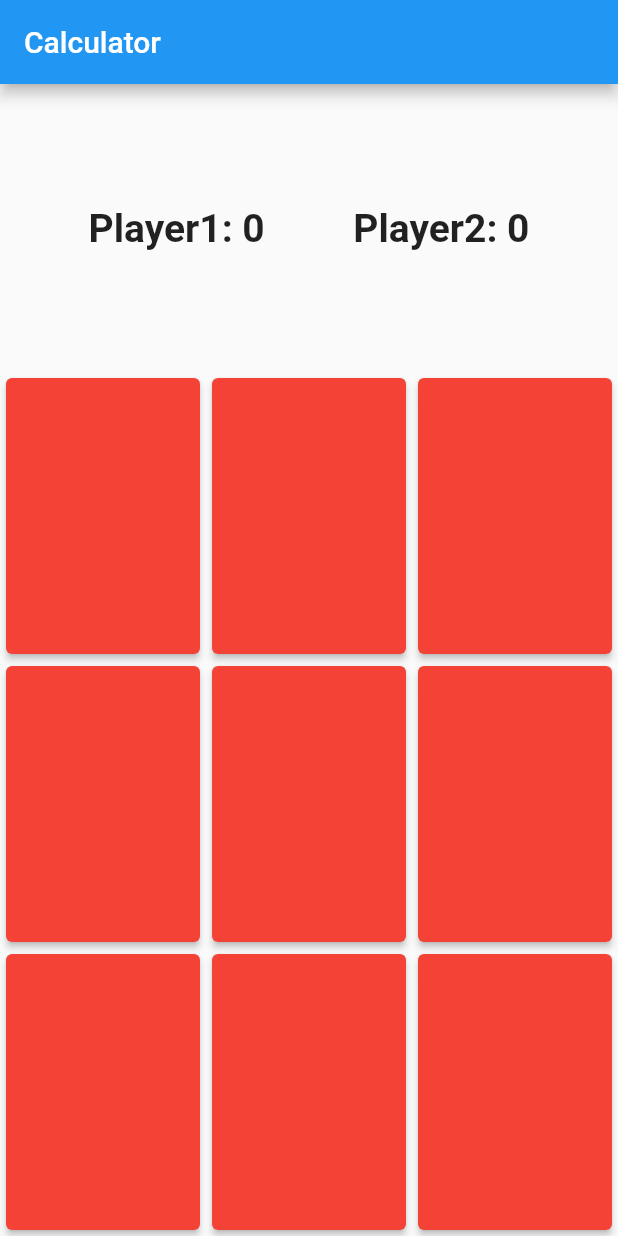
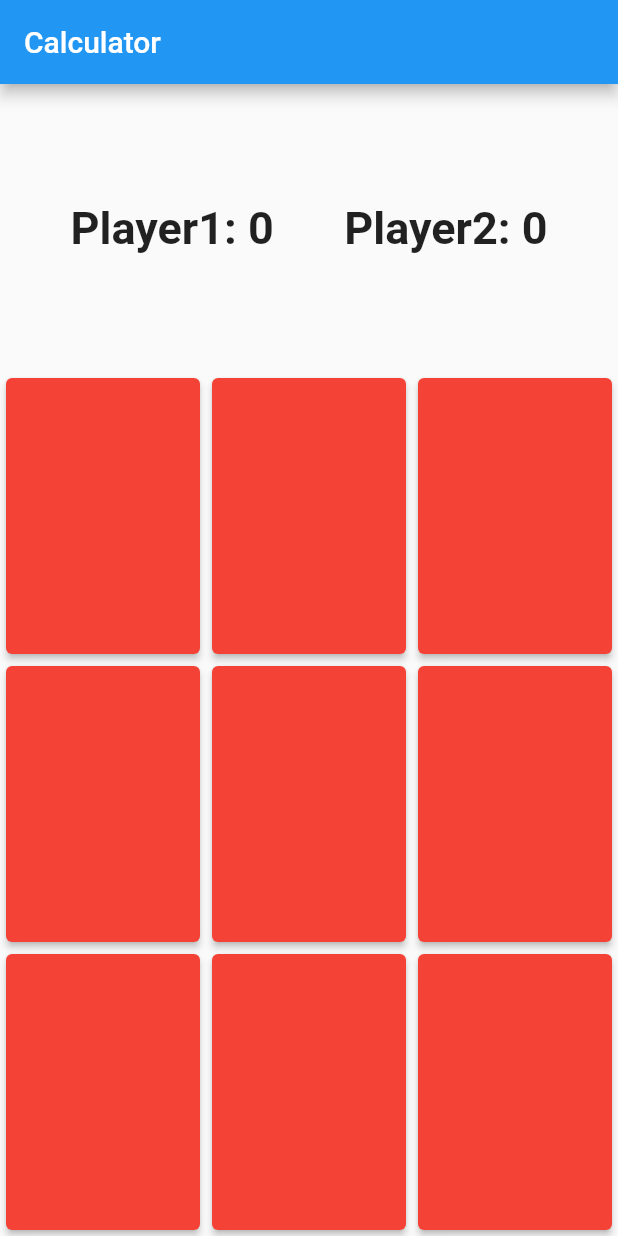
Before and after one commit to A-hmed/git_c9_friday, a Flutter app: the screen it shows after launch, on a phone screen of 412 x 824 dp. Run offline on Flutter 3.47's test engine with Material 2 defaults, Android fonts, the phone set to English and light mode, and no system bars.

Commit message:
Revert "Edited font size of game board player names."
This reverts commit a7cec62bf78211aba9b7a41bfe39f876317df659.

```diff
--- a/lib/ui/screens/game_board/game_board.dart
+++ b/lib/ui/screens/game_board/game_board.dart
@@ -32,8 +32,8 @@ class _GameBoardState extends State<GameBoard> {
               child: Row(
                 mainAxisAlignment: MainAxisAlignment.spaceEvenly,
                 children: [
-                  Text("Player1: ${player1Score}", style: TextStyle(fontWeight: FontWeight.bold, fontSize: 26),),
-                  Text("Player2: ${player2Score}", style: TextStyle(fontWeight: FontWeight.bold, fontSize: 26),),
+                  Text("Player1: ${player1Score}", style: TextStyle(fontWeight: FontWeight.bold, fontSize: 30),),
+                  Text("Player2: ${player2Score}", style: TextStyle(fontWeight: FontWeight.bold, fontSize: 30),),
                 ],
               )),
           Expanded(
```
